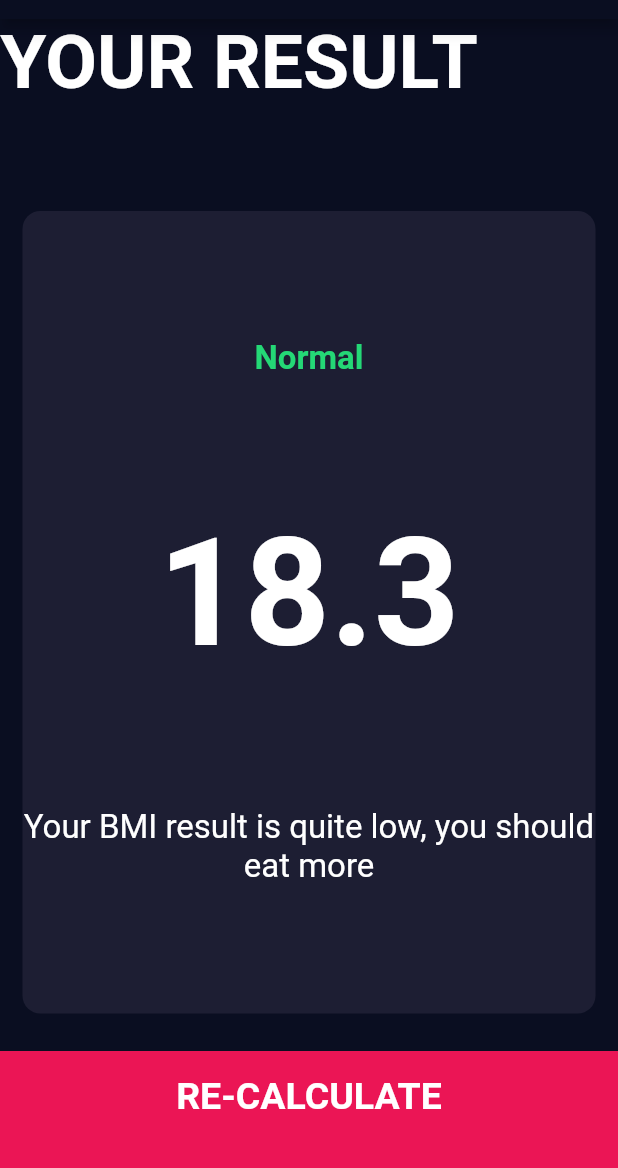
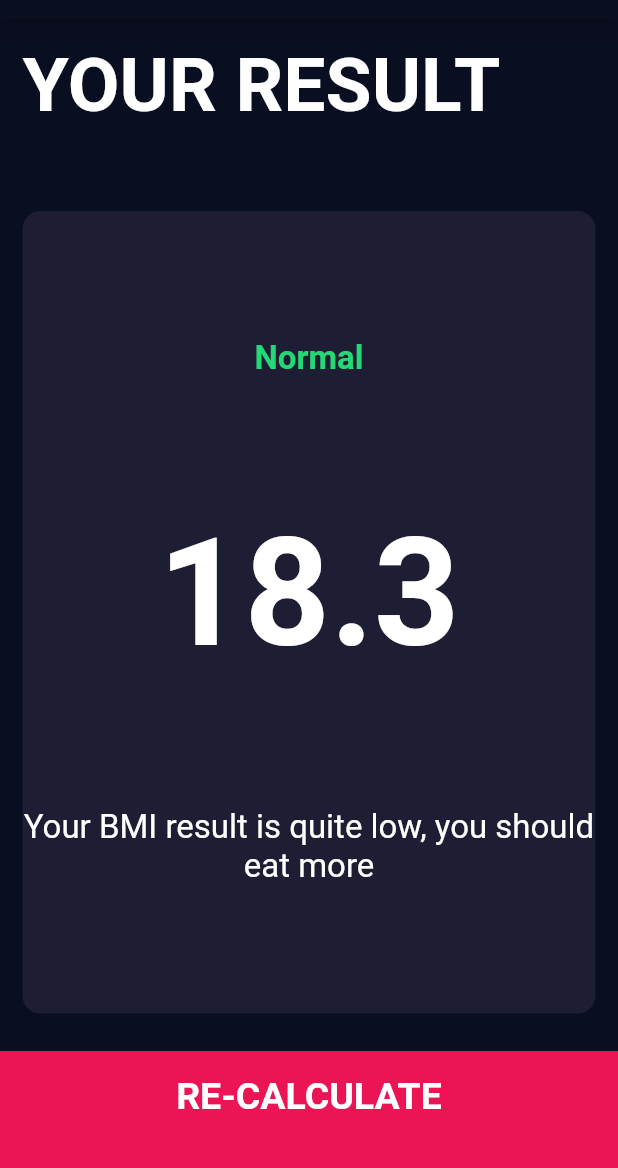
Before and after one commit to IamXolisaniNgcobo/bmi_calculator, a Flutter app: the ResultsPage screen opened directly, on a phone screen of 412 x 824 dp, the part 65-1233 px from its top. Run offline on Flutter 3.47's test engine with Material 2 defaults, Android fonts, the phone set to English and light mode, and no system bars; our stand-ins replace font_awesome_flutter.

Commit message:
categorized
moved to folders

```diff
--- a/lib/bottom_button.dart
+++ b/lib/components/bottom_button.dart
@@ -1,6 +1,6 @@
 import 'package:flutter/material.dart';
 
-import 'constants.dart';
+import '../constants/constants.dart';
 
 class BottomButton extends StatelessWidget {
   final VoidCallback onTap;
--- a/lib/icon_content.dart
+++ b/lib/components/icon_content.dart
@@ -1,6 +1,6 @@
 import 'package:flutter/material.dart';
 
-import 'constants.dart';
+import '../constants/constants.dart';
 
 class ReUsableIconContent extends StatelessWidget {
   final IconData genderIcon;
--- a/lib/main.dart
+++ b/lib/main.dart
@@ -1,6 +1,6 @@
 import 'package:flutter/material.dart';
 
-import 'input_page.dart';
+import 'screens/input_page.dart';
 
 void main() => runApp(BMICalculator());
 
--- a/lib/results_page.dart
+++ b/lib/screens/results_page.dart
@@ -1,9 +1,9 @@
-import 'package:bmi_calculator/input_page.dart';
-import 'package:bmi_calculator/reusable_card..dart';
+import 'package:bmi_calculator/screens/input_page.dart';
+import 'package:bmi_calculator/components/reusable_card..dart';
 import 'package:flutter/material.dart';
 
-import 'bottom_button.dart';
-import 'constants.dart';
+import '../components/bottom_button.dart';
+import '../constants/constants.dart';
 
 class ResultsPage extends StatelessWidget {
   @override
@@ -18,6 +18,7 @@ class ResultsPage extends StatelessWidget {
         children: [
           Expanded(
             child: Container(
+              padding: EdgeInsets.all(15.0),
               child: Text(
                 'YOUR RESULT',
                 style: kTitleTextStyle,
```
Also changed, not shown: lib/screens/input_page.dart (renamed from lib/input_page.dart, +6 -6 lines), lib/components/reusable_card..dart (renamed from lib/reusable_card..dart), lib/components/round_icon_button.dart (renamed from lib/round_icon_button.dart), lib/constants/constants.dart (renamed from lib/constants.dart).
